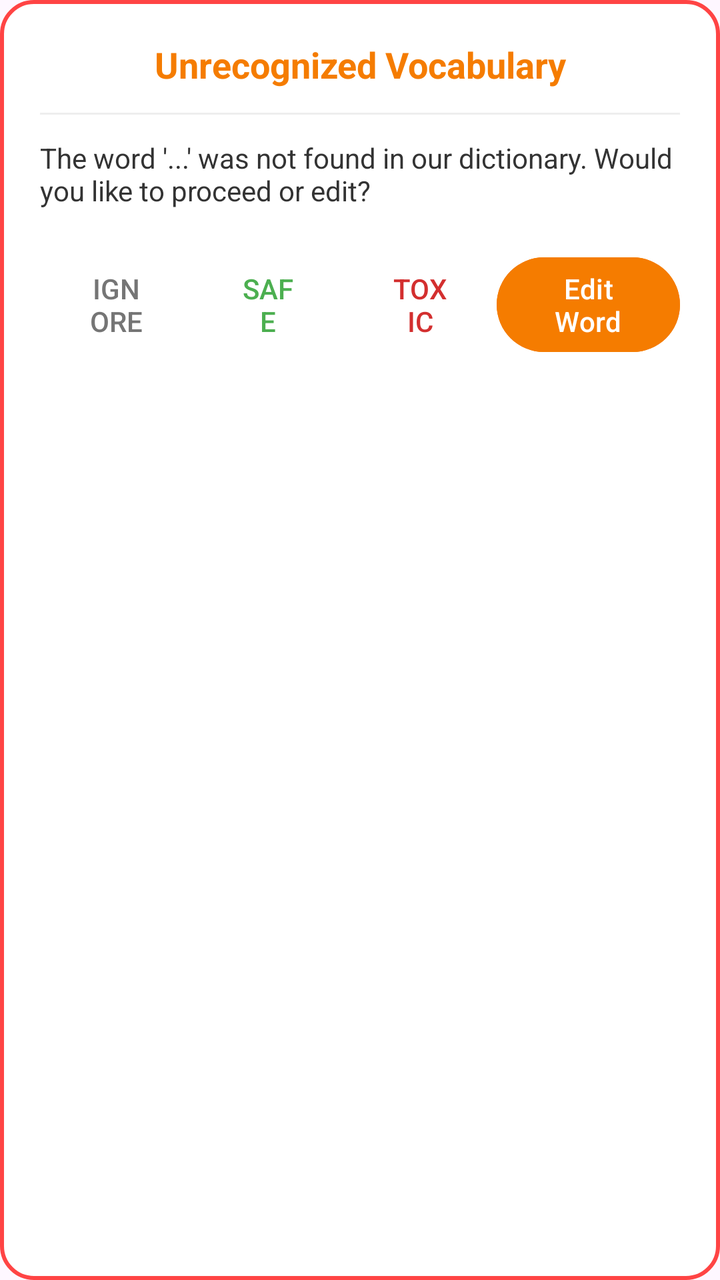
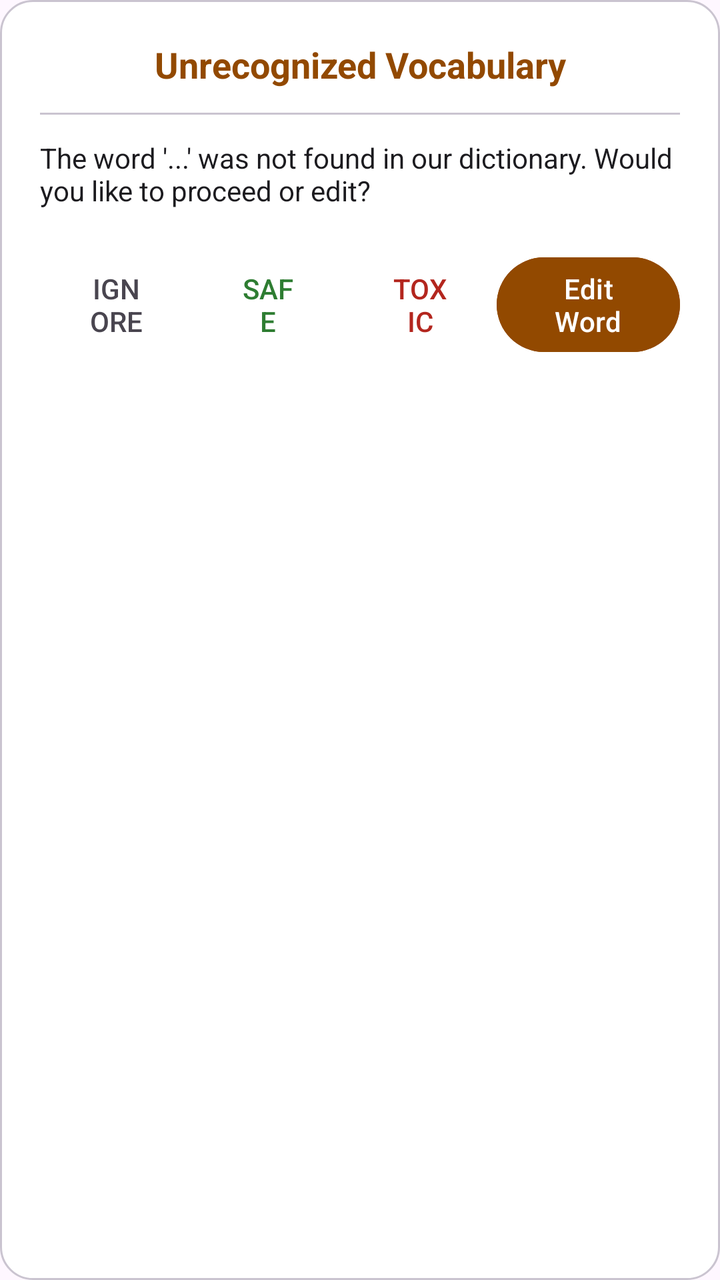

Compare the two renders of this Android layout. The source of the first and the diff that turns it into the second are given below.
<!-- AndroidManifest.xml: application theme Theme.ToxicLanguageKeyboard -->
<!-- res/layout/unrecognized_word_dialog.xml -->
<?xml version="1.0" encoding="utf-8"?>
<LinearLayout xmlns:android="http://schemas.android.com/apk/res/android"
    android:layout_width="300dp"
    android:layout_height="wrap_content"
    android:background="@drawable/dialog_background"
    android:orientation="vertical"
    android:padding="20dp">

    <TextView
        android:layout_width="match_parent"
        android:layout_height="wrap_content"
        android:text="Unrecognized Vocabulary"
        android:textColor="#F57C00"
        android:textSize="18sp"
        android:textStyle="bold"
        android:gravity="center" />

    <View
        android:layout_width="match_parent"
        android:layout_height="1dp"
        android:background="#EEEEEE"
        android:layout_marginTop="12dp"
        android:layout_marginBottom="12dp" />

    <TextView
        android:id="@+id/unrecognized_message"
        android:layout_width="match_parent"
        android:layout_height="wrap_content"
        android:text="The word '...' was not found in our dictionary. Would you like to proceed or edit?"
        android:textColor="#333333"
        android:textSize="14sp" />

    <LinearLayout
        android:layout_width="match_parent"
        android:layout_height="wrap_content"
        android:layout_marginTop="20dp"
        android:orientation="horizontal"
        android:gravity="center">

        <Button
            android:id="@+id/btn_ignore"
            style="?android:attr/borderlessButtonStyle"
            android:layout_width="0dp"
            android:layout_weight="1"
            android:layout_height="wrap_content"
            android:text="Ignore"
            android:textColor="#757575" />

        <Button
            android:id="@+id/btn_add_to_dictionary"
            style="?android:attr/borderlessButtonStyle"
            android:layout_width="0dp"
            android:layout_weight="1"
            android:layout_height="wrap_content"
            android:text="@string/btn_add"
            android:textColor="#4CAF50" />

        <Button
            android:id="@+id/btn_mark_toxic"
            style="?android:attr/borderlessButtonStyle"
            android:layout_width="0dp"
            android:layout_weight="1"
            android:layout_height="wrap_content"
            android:text="@string/btn_mark_toxic"
            android:textColor="#D32F2F" />

        <Button
            android:id="@+id/btn_edit_word"
            android:layout_width="0dp"
            android:layout_weight="1.2"
            android:layout_height="wrap_content"
            android:text="@string/btn_edit_word"
            android:backgroundTint="#F57C00"
            android:textColor="#FFFFFF" />
    </LinearLayout>
</LinearLayout>
<!-- resources referenced by this layout -->
<resources>
  <!-- drawable dialog_background (drawable) -->
  <?xml version="1.0" encoding="utf-8"?>
  <shape xmlns:android="http://schemas.android.com/apk/res/android">
      <solid android:color="#FFFFFF" />
      <corners android:radius="16dp" />
      <stroke android:width="2dp" android:color="#FF4444" />
  </shape>
  <string name="btn_add">Safe</string>
  <string name="btn_edit_word">Edit Word</string>
  <string name="btn_mark_toxic">Toxic</string>
  <style name="Theme.ToxicLanguageKeyboard" parent="Base.Theme.ToxicLanguageKeyboard" />
  <style name="Base.Theme.ToxicLanguageKeyboard" parent="Theme.Material3.DayNight.NoActionBar">
          
          
      </style>
</resources>

<!-- the commit's change to res/layout/unrecognized_word_dialog.xml (unified diff, before → after) -->
@@ -10,7 +10,7 @@
         android:layout_width="match_parent"
         android:layout_height="wrap_content"
         android:text="Unrecognized Vocabulary"
-        android:textColor="#F57C00"
+        android:textColor="@color/color_warning"
         android:textSize="18sp"
         android:textStyle="bold"
         android:gravity="center" />
@@ -18,7 +18,7 @@
     <View
         android:layout_width="match_parent"
         android:layout_height="1dp"
-        android:background="#EEEEEE"
+        android:background="@color/dialog_divider"
         android:layout_marginTop="12dp"
         android:layout_marginBottom="12dp" />
 
@@ -27,7 +27,7 @@
         android:layout_width="match_parent"
         android:layout_height="wrap_content"
         android:text="The word '...' was not found in our dictionary. Would you like to proceed or edit?"
-        android:textColor="#333333"
+        android:textColor="@color/dialog_text_primary"
         android:textSize="14sp" />
 
     <LinearLayout
@@ -44,7 +44,7 @@
             android:layout_weight="1"
             android:layout_height="wrap_content"
             android:text="Ignore"
-            android:textColor="#757575" />
+            android:textColor="@color/dialog_text_secondary" />
 
         <Button
             android:id="@+id/btn_add_to_dictionary"
@@ -53,7 +53,7 @@
             android:layout_weight="1"
             android:layout_height="wrap_content"
             android:text="@string/btn_add"
-            android:textColor="#4CAF50" />
+            android:textColor="@color/color_success" />
 
         <Button
             android:id="@+id/btn_mark_toxic"
@@ -62,7 +62,7 @@
             android:layout_weight="1"
             android:layout_height="wrap_content"
             android:text="@string/btn_mark_toxic"
-            android:textColor="#D32F2F" />
+            android:textColor="@color/color_error" />
 
         <Button
             android:id="@+id/btn_edit_word"
@@ -70,7 +70,7 @@
             android:layout_weight="1.2"
             android:layout_height="wrap_content"
             android:text="@string/btn_edit_word"
-            android:backgroundTint="#F57C00"
-            android:textColor="#FFFFFF" />
+            android:backgroundTint="@color/color_warning"
+            android:textColor="@android:color/white" />
     </LinearLayout>
 </LinearLayout>
<!-- resource entries referenced after the edit -->
@@ -1,16 +1,24 @@
 <!-- resources referenced by this layout -->
 <resources>
+  <color name="color_error">#B3261E</color>
+  <color name="color_success">#2E7D32</color>
+  <color name="color_warning">#924900</color>
+  <color name="dialog_divider">#CAC4D0</color>
+  <color name="dialog_text_primary">#1C1B1F</color>
+  <color name="dialog_text_secondary">#49454F</color>
   <!-- drawable dialog_background (drawable) -->
   <?xml version="1.0" encoding="utf-8"?>
   <shape xmlns:android="http://schemas.android.com/apk/res/android">
-      <solid android:color="#FFFFFF" />
+      <solid android:color="@color/dialog_background" />
       <corners android:radius="16dp" />
-      <stroke android:width="2dp" android:color="#FF4444" />
+      <stroke android:width="1dp" android:color="@color/dialog_stroke" />
   </shape>
   <string name="btn_add">Safe</string>
   <string name="btn_edit_word">Edit Word</string>
   <string name="btn_mark_toxic">Toxic</string>
   <style name="Theme.ToxicLanguageKeyboard" parent="Base.Theme.ToxicLanguageKeyboard" />
+  <color name="dialog_background">#FFFFFF</color>
+  <color name="dialog_stroke">#CAC4D0</color>
   <style name="Base.Theme.ToxicLanguageKeyboard" parent="Theme.Material3.DayNight.NoActionBar">
           
           
